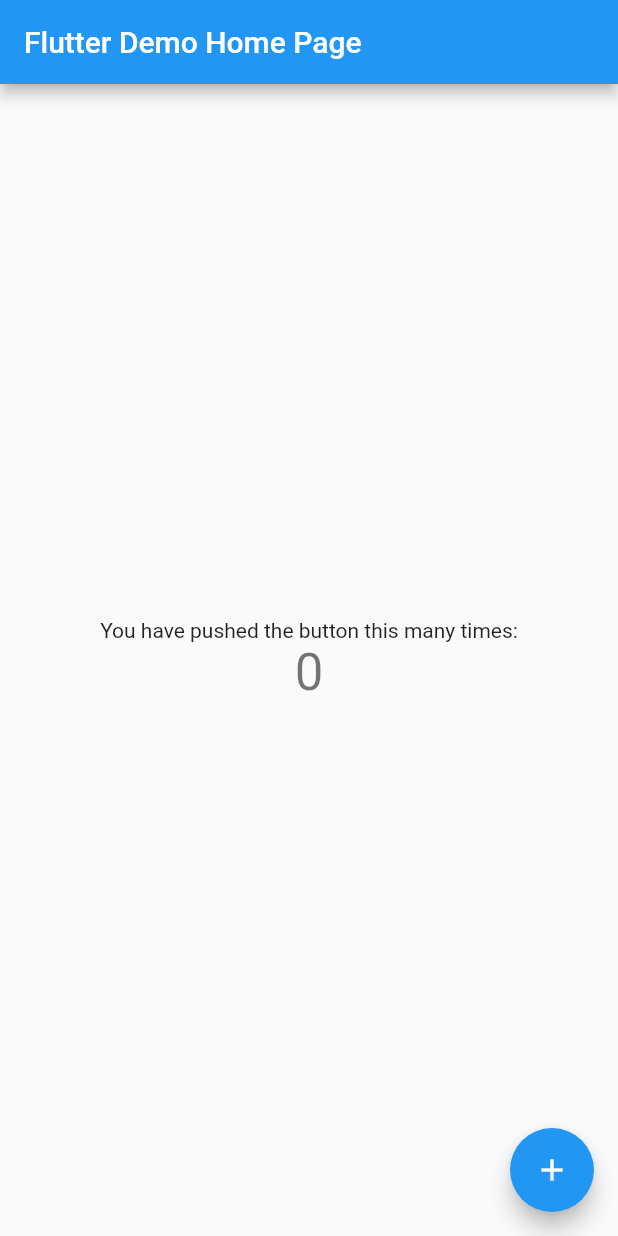
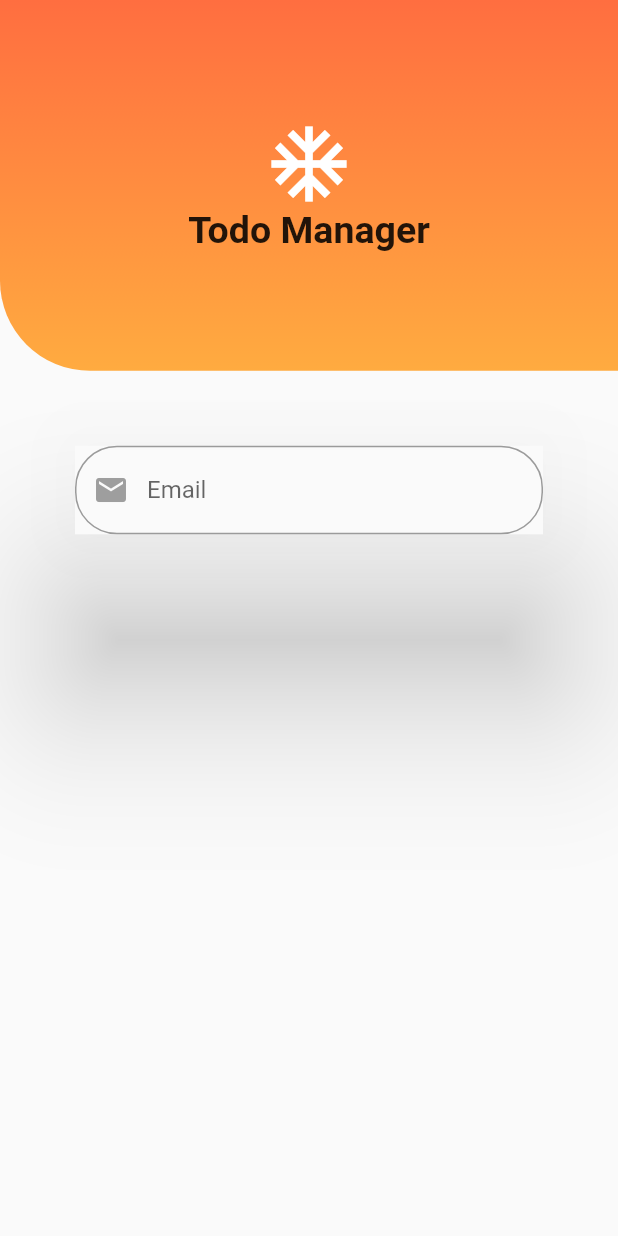
Before and after one commit to bimba9944/Flutter_Todo, a Flutter app: the screen it shows after launch, on a phone screen of 412 x 824 dp. Run offline on Flutter 3.47's test engine with Material 2 defaults, Android fonts, the phone set to English and light mode, and no system bars.

Commit message:
dodavanje TextFormField-a

```diff
--- a/lib/main.dart
+++ b/lib/main.dart
@@ -1,4 +1,6 @@
 import 'package:flutter/material.dart';
+
+import 'package:todo/signUp.dart';
 
 void main() {
   runApp(const MyApp());
@@ -7,109 +9,16 @@
 class MyApp extends StatelessWidget {
   const MyApp({super.key});
 
-  // This widget is the root of your application.
   @override
   Widget build(BuildContext context) {
     return MaterialApp(
+      debugShowCheckedModeBanner: false,
       title: 'Flutter Demo',
       theme: ThemeData(
-        // This is the theme of your application.
-        //
-        // Try running your application with "flutter run". You'll see the
-        // application has a blue toolbar. Then, without quitting the app, try
-        // changing the primarySwatch below to Colors.green and then invoke
-        // "hot reload" (press "r" in the console where you ran "flutter run",
-        // or simply save your changes to "hot reload" in a Flutter IDE).
-        // Notice that the counter didn't reset back to zero; the application
-        // is not restarted.
-        primarySwatch: Colors.blue,
+        primarySwatch: Colors.orange,
+
       ),
-      home: const MyHomePage(title: 'Flutter Demo Home Page'),
+      home: SignUp(),
     );
   }
 }
-
-class MyHomePage extends StatefulWidget {
-  const MyHomePage({super.key, required this.title});
-
-  // This widget is the home page of your application. It is stateful, meaning
-  // that it has a State object (defined below) that contains fields that affect
-  // how it looks.
-
-  // This class is the configuration for the state. It holds the values (in this
-  // case the title) provided by the parent (in this case the App widget) and
-  // used by the build method of the State. Fields in a Widget subclass are
-  // always marked "final".
-
-  final String title;
-
-  @override
-  State<MyHomePage> createState() => _MyHomePageState();
-}
-
-class _MyHomePageState extends State<MyHomePage> {
-  int _counter = 0;
-
-  void _incrementCounter() {
-    setState(() {
-      // This call to setState tells the Flutter framework that something has
-      // changed in this State, which causes it to rerun the build method below
-      // so that the display can reflect the updated values. If we changed
-      // _counter without calling setState(), then the build method would not be
-      // called again, and so nothing would appear to happen.
-      _counter++;
-    });
-  }
-
-  @override
-  Widget build(BuildContext context) {
-    // This method is rerun every time setState is called, for instance as done
-    // by the _incrementCounter method above.
-    //
-    // The Flutter framework has been optimized to make rerunning build methods
-    // fast, so that you can just rebuild anything that needs updating rather
-    // than having to individually change instances of widgets.
-    return Scaffold(
-      appBar: AppBar(
-        // Here we take the value from the MyHomePage object that was created by
-        // the App.build method, and use it to set our appbar title.
-        title: Text(widget.title),
-      ),
-      body: Center(
-        // Center is a layout widget. It takes a single child and positions it
-        // in the middle of the parent.
-        child: Column(
-          // Column is also a layout widget. It takes a list of children and
-          // arranges them vertically. By default, it sizes itself to fit its
-          // children horizontally, and tries to be as tall as its parent.
-          //
-          // Invoke "debug painting" (press "p" in the console, choose the
-          // "Toggle Debug Paint" action from the Flutter Inspector in Android
-          // Studio, or the "Toggle Debug Paint" command in Visual Studio Code)
-          // to see the wireframe for each widget.
-          //
-          // Column has various properties to control how it sizes itself and
-          // how it positions its children. Here we use mainAxisAlignment to
-          // center the children vertically; the main axis here is the vertical
-          // axis because Columns are vertical (the cross axis would be
-          // horizontal).
-          mainAxisAlignment: MainAxisAlignment.center,
-          children: <Widget>[
-            const Text(
-              'You have pushed the button this many times:',
-            ),
-            Text(
-              '$_counter',
-              style: Theme.of(context).textTheme.headline4,
-            ),
-          ],
-        ),
-      ),
-      floatingActionButton: FloatingActionButton(
-        onPressed: _incrementCounter,
-        tooltip: 'Increment',
-        child: const Icon(Icons.add),
-      ), // This trailing comma makes auto-formatting nicer for build methods.
-    );
-  }
-}
--- /dev/null
+++ b/lib/signUp.dart
@@ -0,0 +1,84 @@
+import 'package:flutter/material.dart';
+
+class SignUp extends StatefulWidget {
+  const SignUp({Key? key}) : super(key: key);
+
+  @override
+  State<SignUp> createState() => _SignUpState();
+}
+
+class _SignUpState extends State<SignUp> {
+  late final Color color;
+
+  @override
+  Widget build(BuildContext context) {
+    return Scaffold(
+      body: Column(
+        children: [
+          Container(
+            height: MediaQuery.of(context).size.height * 0.3,
+            width: MediaQuery.of(context).size.width * 1,
+            decoration: BoxDecoration(
+              color: Theme.of(context).primaryColor,
+              borderRadius: const BorderRadius.only(
+                bottomLeft: Radius.circular(60),
+              ),
+              gradient: const LinearGradient(
+                begin: Alignment.topCenter,
+                end: Alignment.bottomCenter,
+                colors: [
+                  Colors.deepOrangeAccent,
+                  Colors.orangeAccent,
+                ],
+              ),
+            ),
+            child: Column(
+              crossAxisAlignment: CrossAxisAlignment.center,
+              mainAxisAlignment: MainAxisAlignment.center,
+              children: const <Widget>[
+                Icon(
+                  Icons.ac_unit,
+                  color: Colors.white,
+                  size: 60,
+                ),
+                Text(
+                  "Todo Manager",
+                  style: TextStyle(fontWeight: FontWeight.bold, fontSize: 25),
+                ),
+              ],
+            ),
+          ),
+          Container(
+            padding: EdgeInsets.all(50),
+            child: Form(
+              child: Material(
+                elevation: 50,
+                shadowColor: Colors.grey,
+                child: TextFormField(
+                  decoration:  InputDecoration(
+                    prefixIcon: Icon(
+                      Icons.mail,
+                      color: Colors.grey,
+                    ),
+                    hintText: 'Email',
+                    border: OutlineInputBorder(
+                      borderSide: BorderSide(
+                        color: Colors.black, width: 0,
+                      ),
+                      borderRadius: BorderRadius.circular((28.0)),
+                    ),
+                    focusedBorder: OutlineInputBorder(
+                      borderRadius: BorderRadius.all(
+                        Radius.circular(20),
+                      ),
+                    ),
+                  ),
+                ),
+              ),
+            ),
+          )
+        ],
+      ),
+    );
+  }
+}
```
